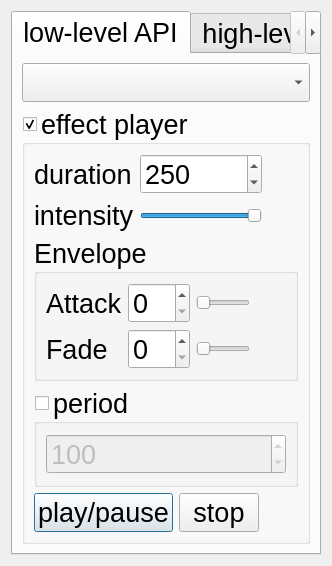
Before: the Qt Designer form examples/hapticsplayer/dialog.ui in qtproject/qt-mobility, drawn with Qt 5.
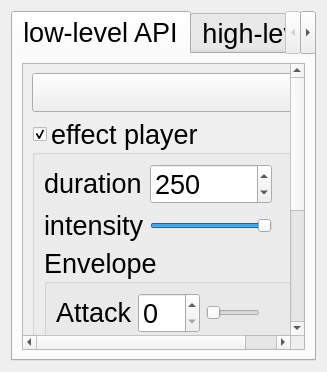
After: the same form once the commit is applied.

Commit message:
Fix some UI problems in the haptics player example
When no effects device is available, attempting to enable or disable
the effect player causes a crash.  Also, add all elements of each
tab widget to a scroll area to allow consistent UX on mobile devices.

Diff of the .ui file:
```diff
--- a/examples/hapticsplayer/dialog.ui
+++ b/examples/hapticsplayer/dialog.ui
@@ -6,7 +6,7 @@
    <rect>
     <x>0</x>
     <y>0</y>
-    <width>301</width>
+    <width>327</width>
     <height>372</height>
    </rect>
   </property>
@@ -30,9 +30,31 @@
       </attribute>
       <layout class="QGridLayout" name="gridLayout_2">
        <item row="0" column="0">
-        <widget class="QComboBox" name="actuators"/>
-       </item>
-       <item row="1" column="0">
+        <widget class="QScrollArea" name="scrollArea">
+         <property name="widgetResizable">
+          <bool>true</bool>
+         </property>
+         <widget class="QWidget" name="scrollAreaWidgetContents">
+          <property name="geometry">
+           <rect>
+            <x>0</x>
+            <y>-152</y>
+            <width>267</width>
+            <height>446</height>
+           </rect>
+          </property>
+          <layout class="QVBoxLayout" name="verticalLayout_6">
+           <item>
+            <widget class="QComboBox" name="actuators">
+             <property name="sizePolicy">
+              <sizepolicy hsizetype="Expanding" vsizetype="Fixed">
+               <horstretch>0</horstretch>
+               <verstretch>0</verstretch>
+              </sizepolicy>
+             </property>
+            </widget>
+           </item>
+           <item>
         <widget class="QGroupBox" name="enabled">
          <property name="sizePolicy">
           <sizepolicy hsizetype="Expanding" vsizetype="Expanding">
@@ -54,6 +76,12 @@
            <layout class="QGridLayout" name="gridLayout_3">
             <item row="0" column="0">
              <widget class="QLabel" name="label_2">
+                  <property name="sizePolicy">
+                   <sizepolicy hsizetype="Preferred" vsizetype="Fixed">
+                    <horstretch>0</horstretch>
+                    <verstretch>0</verstretch>
+                   </sizepolicy>
+                  </property>
               <property name="text">
                <string>duration</string>
               </property>
@@ -62,7 +90,7 @@
             <item row="0" column="1">
              <widget class="QSpinBox" name="duration">
               <property name="sizePolicy">
-               <sizepolicy hsizetype="Fixed" vsizetype="Fixed">
+                   <sizepolicy hsizetype="Expanding" vsizetype="Fixed">
                 <horstretch>0</horstretch>
                 <verstretch>0</verstretch>
                </sizepolicy>
@@ -80,6 +108,12 @@
             </item>
             <item row="1" column="0">
              <widget class="QLabel" name="label_3">
+                  <property name="sizePolicy">
+                   <sizepolicy hsizetype="Preferred" vsizetype="Fixed">
+                    <horstretch>0</horstretch>
+                    <verstretch>0</verstretch>
+                   </sizepolicy>
+                  </property>
               <property name="text">
                <string>intensity</string>
               </property>
@@ -100,6 +134,12 @@
             </item>
             <item row="1" column="2">
              <widget class="QLabel" name="lblIntensity">
+                  <property name="sizePolicy">
+                   <sizepolicy hsizetype="Preferred" vsizetype="Fixed">
+                    <horstretch>0</horstretch>
+                    <verstretch>0</verstretch>
+                   </sizepolicy>
+                  </property>
               <property name="minimumSize">
                <size>
                 <width>30</width>
@@ -115,6 +155,12 @@
           </item>
           <item>
            <widget class="QGroupBox" name="envelope">
+                <property name="sizePolicy">
+                 <sizepolicy hsizetype="Expanding" vsizetype="Expanding">
+                  <horstretch>0</horstretch>
+                  <verstretch>0</verstretch>
+                 </sizepolicy>
+                </property>
             <property name="title">
              <string>Envelope</string>
             </property>
@@ -124,13 +170,26 @@
             <layout class="QGridLayout" name="gridLayout">
              <item row="0" column="0">
               <widget class="QLabel" name="label_4">
+                   <property name="sizePolicy">
+                    <sizepolicy hsizetype="Preferred" vsizetype="Fixed">
+                     <horstretch>0</horstretch>
+                     <verstretch>0</verstretch>
+                    </sizepolicy>
+                   </property>
                <property name="text">
                 <string>Attack</string>
                </property>
               </widget>
              </item>
              <item row="0" column="1">
-              <widget class="QSpinBox" name="attackTime"/>
+                  <widget class="QSpinBox" name="attackTime">
+                   <property name="sizePolicy">
+                    <sizepolicy hsizetype="Expanding" vsizetype="Fixed">
+                     <horstretch>0</horstretch>
+                     <verstretch>0</verstretch>
+                    </sizepolicy>
+                   </property>
+                  </widget>
              </item>
              <item row="0" column="2">
               <widget class="QSlider" name="attackIntensity">
@@ -157,13 +216,26 @@
              </item>
              <item row="1" column="0">
               <widget class="QLabel" name="label_6">
+                   <property name="sizePolicy">
+                    <sizepolicy hsizetype="Preferred" vsizetype="Fixed">
+                     <horstretch>0</horstretch>
+                     <verstretch>0</verstretch>
+                    </sizepolicy>
+                   </property>
                <property name="text">
                 <string>Fade</string>
                </property>
               </widget>
              </item>
              <item row="1" column="1">
-              <widget class="QSpinBox" name="fadeTime"/>
+                  <widget class="QSpinBox" name="fadeTime">
+                   <property name="sizePolicy">
+                    <sizepolicy hsizetype="Expanding" vsizetype="Fixed">
+                     <horstretch>0</horstretch>
+                     <verstretch>0</verstretch>
+                    </sizepolicy>
+                   </property>
+                  </widget>
              </item>
              <item row="1" column="2">
               <widget class="QSlider" name="fadeIntensity">
@@ -193,6 +265,12 @@
           </item>
           <item>
            <widget class="QGroupBox" name="grpPeriod">
+                <property name="sizePolicy">
+                 <sizepolicy hsizetype="Expanding" vsizetype="Expanding">
+                  <horstretch>0</horstretch>
+                  <verstretch>0</verstretch>
+                 </sizepolicy>
+                </property>
             <property name="title">
              <string>period</string>
             </property>
@@ -208,6 +286,12 @@
             <layout class="QVBoxLayout" name="verticalLayout_3">
              <item>
               <widget class="QSpinBox" name="period">
+                   <property name="sizePolicy">
+                    <sizepolicy hsizetype="Preferred" vsizetype="Fixed">
+                     <horstretch>0</horstretch>
+                     <verstretch>0</verstretch>
+                    </sizepolicy>
+                   </property>
                <property name="minimum">
                 <number>1</number>
                </property>
@@ -226,13 +310,25 @@
            <layout class="QHBoxLayout" name="horizontalLayout_3">
             <item>
              <widget class="QPushButton" name="playPause">
+                  <property name="sizePolicy">
+                   <sizepolicy hsizetype="Preferred" vsizetype="Fixed">
+                    <horstretch>0</horstretch>
+                    <verstretch>0</verstretch>
+                   </sizepolicy>
+                  </property>
               <property name="text">
-               <string>play/pause</string>
+                   <string>play</string>
               </property>
              </widget>
             </item>
             <item>
              <widget class="QPushButton" name="stop">
+                  <property name="sizePolicy">
+                   <sizepolicy hsizetype="Preferred" vsizetype="Fixed">
+                    <horstretch>0</horstretch>
+                    <verstretch>0</verstretch>
+                   </sizepolicy>
+                  </property>
               <property name="text">
                <string>stop</string>
               </property>
@@ -261,6 +357,10 @@
        </item>
       </layout>
      </widget>
+        </widget>
+       </item>
+      </layout>
+     </widget>
      <widget class="QWidget" name="tab_2">
       <attribute name="title">
        <string>high-level API</string>
```
Left out of the diff: 97 changed lines with no effect on the pictures. Lines whose indentation alone changed are shown as unchanged. The commit also changes 2 other files.
